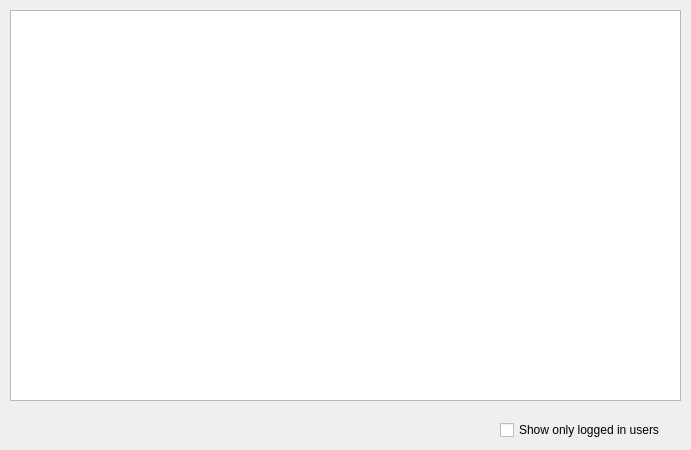
Old version of the form src/GUI/SessionTab.ui in the repository larn503/CSNZ_Server.
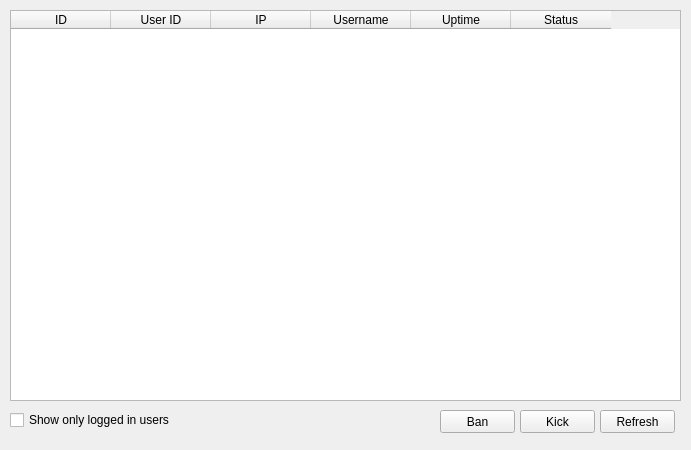
New version of the form.

Commit message: Add SERVER_EVENT_FUNCTION event type Interfaces: IEvent, IManager Add NoticeDialog, SelectUserDialog with test examples

Patch:
```diff
--- a/src/GUI/SessionTab.ui
+++ b/src/GUI/SessionTab.ui
@@ -13,7 +13,7 @@
   <property name="windowTitle">
    <string>Form</string>
   </property>
-  <widget class="QColumnView" name="SessionList">
+  <widget class="QTableWidget" name="SessionList">
    <property name="geometry">
     <rect>
      <x>10</x>
@@ -22,12 +22,57 @@
      <height>391</height>
     </rect>
    </property>
+   <property name="editTriggers">
+    <set>QAbstractItemView::NoEditTriggers</set>
+   </property>
+   <property name="selectionBehavior">
+    <enum>QAbstractItemView::SelectRows</enum>
+   </property>
+   <property name="showGrid">
+    <bool>false</bool>
+   </property>
+   <attribute name="horizontalHeaderHighlightSections">
+    <bool>false</bool>
+   </attribute>
+   <attribute name="verticalHeaderVisible">
+    <bool>false</bool>
+   </attribute>
+   <column>
+    <property name="text">
+     <string>ID</string>
+    </property>
+   </column>
+   <column>
+    <property name="text">
+     <string>User ID</string>
+    </property>
+   </column>
+   <column>
+    <property name="text">
+     <string>IP</string>
+    </property>
+   </column>
+   <column>
+    <property name="text">
+     <string>Username</string>
+    </property>
+   </column>
+   <column>
+    <property name="text">
+     <string>Uptime</string>
+    </property>
+   </column>
+   <column>
+    <property name="text">
+     <string>Status</string>
+    </property>
+   </column>
   </widget>
   <widget class="QCheckBox" name="ShowOnlyLoggedIn">
    <property name="geometry">
     <rect>
-     <x>500</x>
-     <y>420</y>
+     <x>10</x>
+     <y>410</y>
      <width>181</width>
      <height>20</height>
     </rect>
@@ -36,6 +81,45 @@
     <string>Show only logged in users</string>
    </property>
   </widget>
+  <widget class="QPushButton" name="RefreshBtn">
+   <property name="geometry">
+    <rect>
+     <x>600</x>
+     <y>410</y>
+     <width>75</width>
+     <height>23</height>
+    </rect>
+   </property>
+   <property name="text">
+    <string>Refresh</string>
+   </property>
+  </widget>
+  <widget class="QPushButton" name="KickBtn">
+   <property name="geometry">
+    <rect>
+     <x>520</x>
+     <y>410</y>
+     <width>75</width>
+     <height>23</height>
+    </rect>
+   </property>
+   <property name="text">
+    <string>Kick</string>
+   </property>
+  </widget>
+  <widget class="QPushButton" name="BanBtn">
+   <property name="geometry">
+    <rect>
+     <x>440</x>
+     <y>410</y>
+     <width>75</width>
+     <height>23</height>
+    </rect>
+   </property>
+   <property name="text">
+    <string>Ban</string>
+   </property>
+  </widget>
  </widget>
  <resources/>
  <connections/>
```
Left out of the diff: 3 changed lines with no effect on the pictures. The commit also changes 39 other files.
